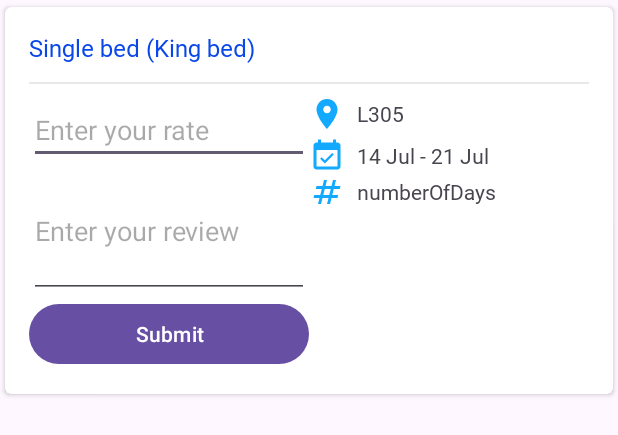
After one commit to MohammadF2/androidProjectZamili, an Android app: the layout reservation_card.xml on its own in the app's theme, with its tools: preview values and no code run, on a phone screen of 412 x 824 dp. The commit adds this screen. Shown: the top 435 px of the screen. Run offline under Robolectric (Android 15) with nearby library versions, the phone set to English and light mode, and no system bars; network calls fail.

```diff
--- a/app/src/main/java/edu/birzeit/zamilihotal/activitys/SearchActivity.java
+++ b/app/src/main/java/edu/birzeit/zamilihotal/activitys/SearchActivity.java
@@ -63,14 +63,9 @@ public class SearchActivity extends AppCompatActivity {
         spinnerItems.add(new SpinnerItem(R.drawable.baseline_bedroom_child_24, RoomType.SINGLE_BED));
         spinnerItems.add(new SpinnerItem(R.drawable.baseline_bedroom_parent_24, RoomType.DOUBLE_BED));
         spinnerItems.add(new SpinnerItem(R.drawable.baseline_bedroom_parent_24, RoomType.LARGE_BED));
-
         SpinnerAdapter adapter1 = new SpinnerAdapter(this, spinnerItems);
-
         Spinner spinner = findViewById(R.id.type_spinner);
         spinner.setAdapter(adapter1);
-
-
-
 
         setDatePickerDialog();
 
@@ -93,7 +88,6 @@ public class SearchActivity extends AppCompatActivity {
                 errorTxt.setText("You must choose a number");
                 return;
             }
-
 
           getReservations();
           Handler handler = new Handler();
--- /dev/null
+++ b/app/src/main/res/drawable/baseline_numbers_24.xml
@@ -0,0 +1,5 @@
+<vector android:height="24dp" android:tint="#12A9FF"
+    android:viewportHeight="24" android:viewportWidth="24"
+    android:width="24dp" xmlns:android="http://schemas.android.com/apk/res/android">
+    <path android:fillColor="@android:color/white" android:pathData="M20.5,10L21,8h-4l1,-4h-2l-1,4h-4l1,-4h-2L9,8H5l-0.5,2h4l-1,4h-4L3,16h4l-1,4h2l1,-4h4l-1,4h2l1,-4h4l0.5,-2h-4l1,-4H20.5zM13.5,14h-4l1,-4h4L13.5,14z"/>
+</vector>
--- a/app/src/main/res/layout/fragment_curr.xml
+++ b/app/src/main/res/layout/fragment_curr.xml
@@ -1,5 +1,6 @@
 <?xml version="1.0" encoding="utf-8"?>
-<TextView xmlns:android="http://schemas.android.com/apk/res/android"
+<androidx.recyclerview.widget.RecyclerView xmlns:android="http://schemas.android.com/apk/res/android"
     android:layout_width="match_parent"
     android:layout_height="match_parent"
+    android:id="@+id/recycler_view_curr"
     android:gravity="center" />
--- /dev/null
+++ b/app/src/main/res/layout/reservation_card.xml
@@ -0,0 +1,120 @@
+<?xml version="1.0" encoding="utf-8"?>
+<androidx.cardview.widget.CardView xmlns:android="http://schemas.android.com/apk/res/android"
+    xmlns:app="http://schemas.android.com/apk/res-auto"
+    xmlns:tools="http://schemas.android.com/tools"
+    android:id="@+id/card_room"
+    android:layout_width="match_parent"
+    android:layout_height="wrap_content"
+    android:orientation="vertical"
+    android:fitsSystemWindows="true"
+    app:cardCornerRadius="4dp"
+    app:cardUseCompatPadding="true"
+    app:contentPadding="16dp"
+    tools:openDrawer="start">
+
+    <LinearLayout
+        android:layout_width="match_parent"
+        android:id="@+id/room_card_ground"
+        android:layout_height="wrap_content"
+        android:orientation="vertical">
+
+        <TextView
+            android:layout_width="wrap_content"
+            android:layout_height="wrap_content"
+            android:id="@+id/room_card_title_res"
+            android:layout_marginBottom="4dp"
+            android:fontFamily="@font/calibri"
+            android:text="Single bed (King bed)"
+            android:textColor="@color/colorPrimaryDark"
+            android:textSize="16sp" />
+
+
+        <View
+            android:layout_width="match_parent"
+            android:layout_height="1dp"
+            android:layout_marginTop="8dp"
+            android:layout_marginBottom="8dp"
+            android:background="#80D1D1D1" />
+
+        <LinearLayout
+            android:layout_width="match_parent"
+            android:layout_height="wrap_content"
+            android:layout_weight="100"
+            android:orientation="horizontal">
+
+            <LinearLayout
+                android:layout_width="0dp"
+                android:layout_height="wrap_content"
+                android:layout_weight="50"
+                android:orientation="vertical">
+
+
+                <EditText
+                    android:layout_width="match_parent"
+                    android:layout_height="match_parent"
+                    android:inputType="number"
+                    android:hint="Enter your rate"
+                    android:id="@+id/user_room_rate"
+                    />
+
+                <EditText
+                    android:id="@+id/user_room_review"
+                    android:layout_width="match_parent"
+                    android:layout_height="89dp"
+                    android:hint="Enter your review" />
+
+
+                <Button
+                    android:layout_width="match_parent"
+                    android:layout_height="match_parent"
+                    android:text="Submit"
+                    android:id="@+id/user_room_submit"
+                    />
+
+            </LinearLayout>
+
+            <LinearLayout
+                android:layout_width="0dp"
+                android:layout_height="wrap_content"
+                android:layout_weight="50"
+                android:orientation="vertical">
+
+                <TextView
+                    android:layout_width="wrap_content"
+                    android:layout_height="wrap_content"
+                    android:layout_marginBottom="4dp"
+                    android:drawableLeft="@drawable/ic_location_on_red_24dp"
+                    android:drawablePadding="8dp"
+                    android:fontFamily="@font/calibri"
+                    android:id="@+id/room_card_number_res"
+                    android:gravity="center"
+                    android:text="L305" />
+
+
+                <TextView
+                    android:layout_width="wrap_content"
+                    android:layout_height="wrap_content"
+                    android:drawableLeft="@drawable/ic_event_available_red_24dp"
+                    android:drawablePadding="8dp"
+                    android:id="@+id/room_card_date_res"
+                    android:fontFamily="@font/calibri"
+                    android:gravity="center"
+                    android:text="14 Jul - 21 Jul" />
+
+                <TextView
+                    android:layout_width="wrap_content"
+                    android:layout_height="wrap_content"
+                    android:drawableLeft="@drawable/baseline_numbers_24"
+                    android:drawablePadding="8dp"
+                    android:id="@+id/room_card_numberOfDays"
+                    android:fontFamily="@font/calibri"
+                    android:gravity="center"
+                    android:text="numberOfDays" />
+
+            </LinearLayout>
+
+        </LinearLayout>
+
+    </LinearLayout>
+
+</androidx.cardview.widget.CardView>
```
Also changed, not shown: app/src/main/java/edu/birzeit/zamilihotal/adabter/ReservationAdapter.java (added, +124 -0 lines), app/src/main/java/edu/birzeit/zamilihotal/adabter/ReservationViewer.java (added, +39 -0 lines), app/src/main/java/edu/birzeit/zamilihotal/controllers/DateManager.java (+30 -0 lines), app/src/main/java/edu/birzeit/zamilihotal/fragment/Booking_Fragment.java (+70 -2 lines), app/src/main/java/edu/birzeit/zamilihotal/model/Reservation.java (+54 -8 lines).
